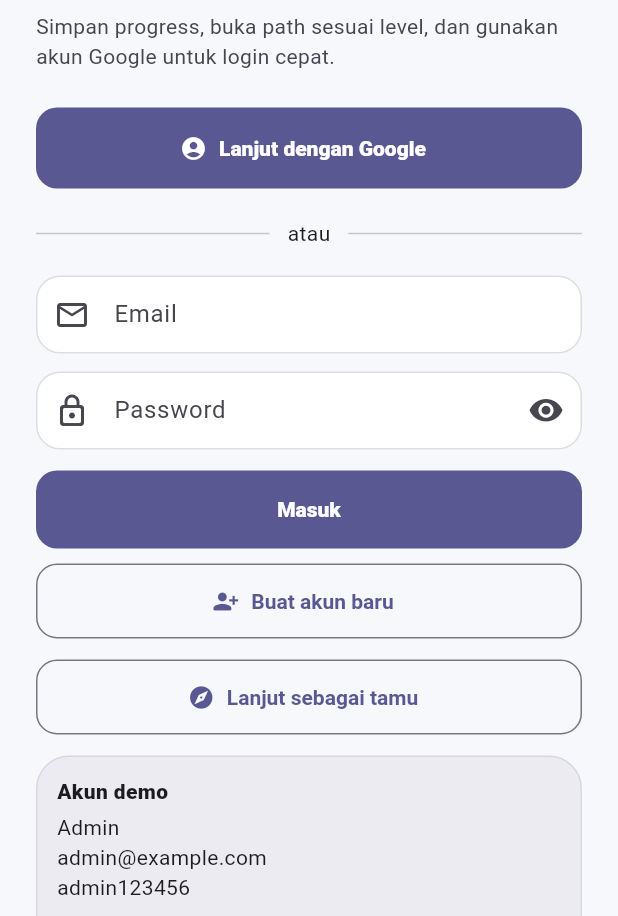
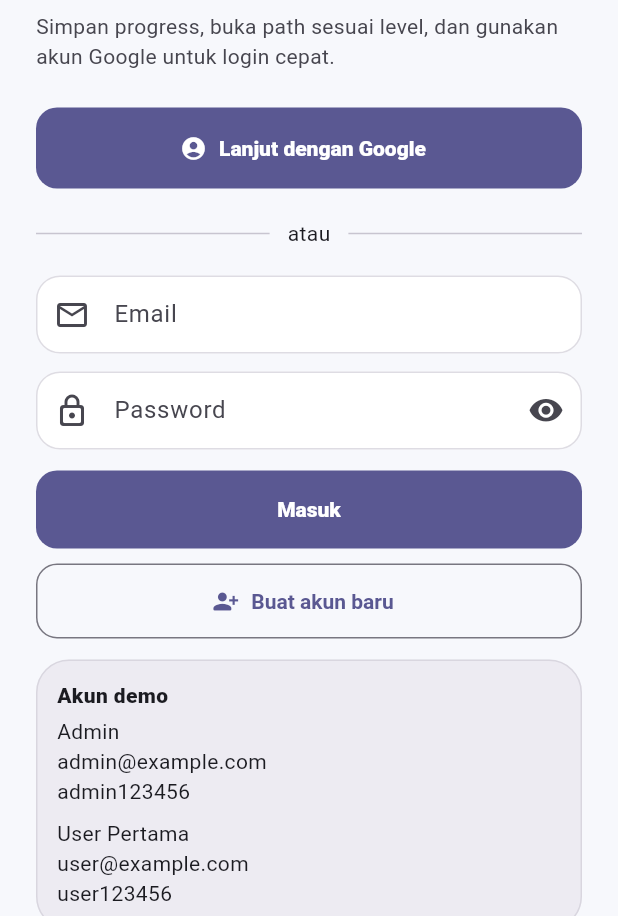
Before and after one commit to Riyadhifalsf/aplication-japanese-language-study, a Flutter app: the screen it shows after launch, item 5 of the bottom bar chosen, after a tap on "Login untuk sinkronisasi", on a phone screen of 412 x 824 dp, the part 320-1236 px from its top. Run offline on Flutter 3.47's test engine with Material 3 defaults, Android fonts, the phone set to English and light mode, and no system bars; our stand-ins replace flutter_local_notifications, google_sign_in, image_picker, path_drawing, shared_preferences, timezone; missing offline and left inert: home_widget.

Commit message:
refactor: unify visual style and streamline app entry
Consolidate common widgets and theme tokens, simplify login and home
controls, and reconsider kanji study and quiz setup flows for a
consistent look across screens.

```diff
--- a/lib/core/app_theme.dart
+++ b/lib/core/app_theme.dart
@@ -2,7 +2,8 @@ import 'package:flutter/material.dart';
 
 class AppTheme {
   static const seed = Color(0xFF635BFF);
-  static const accent = Color(0xFFFF8A65);
+  static const primaryDark = Color(0xFF312E81);
+  static const accent = Color(0xFF8B85FF);
   static const success = Color(0xFF17A673);
 
   static ThemeData light() => _theme(
--- a/lib/screens/app_shell.dart
+++ b/lib/screens/app_shell.dart
@@ -7,7 +7,6 @@ import 'profile/profile_screen.dart';
 import 'quiz/quiz_center_screen.dart';
 import 'study/study_hub_screen.dart';
 import 'kanji/kanji_study_screen.dart';
-import 'auth/login_screen.dart';
 
 class AppShell extends StatefulWidget {
   const AppShell({super.key});
@@ -67,9 +66,6 @@ class _AppShellState extends State<AppShell> with WidgetsBindingObserver {
               ],
             ));
   }
-
-  void _openLogin() => Navigator.of(context)
-      .push(MaterialPageRoute(builder: (_) => const LoginScreen()));
 
   @override
   void didChangeAppLifecycleState(AppLifecycleState state) {
@@ -195,12 +191,6 @@ class _AppShellState extends State<AppShell> with WidgetsBindingObserver {
               label: 'Profil'),
         ],
       ),
-      floatingActionButton: !app.isAuthenticated
-          ? FloatingActionButton.extended(
-              onPressed: _openLogin,
-              icon: const Icon(Icons.login_rounded),
-              label: const Text('Login'))
-          : null,
     );
   }
 }
--- a/lib/screens/auth/login_screen.dart
+++ b/lib/screens/auth/login_screen.dart
@@ -81,13 +81,6 @@ class _LoginScreenState extends State<LoginScreen> {
         style: OutlinedButton.styleFrom(minimumSize: const Size.fromHeight(50)),
       ),
       const SizedBox(height: 14),
-      OutlinedButton.icon(
-        onPressed: _busy ? null : () => Navigator.of(context).pushAndRemoveUntil(MaterialPageRoute(builder: (_) => const AppShell()), (_) => false),
-        icon: const Icon(Icons.explore_rounded),
-        label: const Text('Lanjut sebagai tamu'),
-        style: OutlinedButton.styleFrom(minimumSize: const Size.fromHeight(50)),
-      ),
-      const SizedBox(height: 14),
       Card(color: Theme.of(context).colorScheme.surfaceContainerHighest.withValues(alpha: .55), child: const Padding(padding: EdgeInsets.all(14), child: Column(crossAxisAlignment: CrossAxisAlignment.start, children: [Text('Akun demo', style: TextStyle(fontWeight: FontWeight.w900)), SizedBox(height: 4), Text('Admin\nadmin@example.com\nadmin123456', style: TextStyle(height: 1.45)), SizedBox(height: 8), Text('User Pertama\nuser@example.com\nuser123456', style: TextStyle(height: 1.45))]))),
       const SizedBox(height: 8),
       Text('Untuk produksi, ganti auth demo ini dengan Firebase Auth/backend agar password dan role tersimpan aman.', textAlign: TextAlign.center, style: TextStyle(fontSize: 11, color: Theme.of(context).colorScheme.onSurfaceVariant)),
--- a/lib/screens/home/home_screen.dart
+++ b/lib/screens/home/home_screen.dart
@@ -6,7 +6,6 @@ import '../../models/kanji.dart';
 import '../../services/study_intelligence_service.dart';
 import '../../state/app_controller.dart';
 import '../../widgets/liquid_glass.dart';
-import '../auth/login_screen.dart';
 import '../kanji/kanji_detail_screen.dart';
 import '../notifications/notification_center_screen.dart';
 import '../profile/study_stats_screen.dart';
@@ -78,35 +77,6 @@ class HomeScreen extends StatelessWidget {
             ),
           ],
         ),
-        const SizedBox(height: 14),
-        if (!app.isAuthenticated)
-          LiquidGlass(
-            padding: const EdgeInsets.all(16),
-            tint: Theme.of(context).colorScheme.primaryContainer,
-            child: Row(
-              children: [
-                const Icon(Icons.lock_open_rounded),
-                const SizedBox(width: 10),
-                const Expanded(
-                  child: Text(
-                    'Mode tamu aktif. Progres tersimpan di perangkat ini.',
-                    style: TextStyle(fontWeight: FontWeight.w700, height: 1.35),
-                  ),
-                ),
-                TextButton(
-                  onPressed: () {
-                    Navigator.push(
-                      context,
-                      MaterialPageRoute(
-                        builder: (_) => const LoginScreen(),
-                      ),
-                    );
-                  },
-                  child: const Text('Login'),
-                ),
-              ],
-            ),
-          ),
         const SizedBox(height: 14),
         _StreakCard(app: app),
         const SizedBox(height: 16),
--- a/lib/state/app_controller.dart
+++ b/lib/state/app_controller.dart
@@ -94,7 +94,6 @@ class AppController extends ChangeNotifier {
   final List<Map<String, Object?>> activityJournal = [];
   final List<String> web3Credentials = [];
   String latestWeb3Credential = '';
-  bool guestDismissedLoginPrompt = false;
   final Set<int> learnedKanjiIds = {};
   final Set<int> masteredKanjiIds = {};
   final Map<int, int> kanjiMasteryStreaks = {};
```
Also changed, not shown: lib/screens/kanji/kanji_study_screen.dart (+38 -20 lines), lib/screens/quiz/quiz_setup_screen.dart (+107 -50 lines), lib/widgets/common_widgets.dart (+22 -16 lines).
